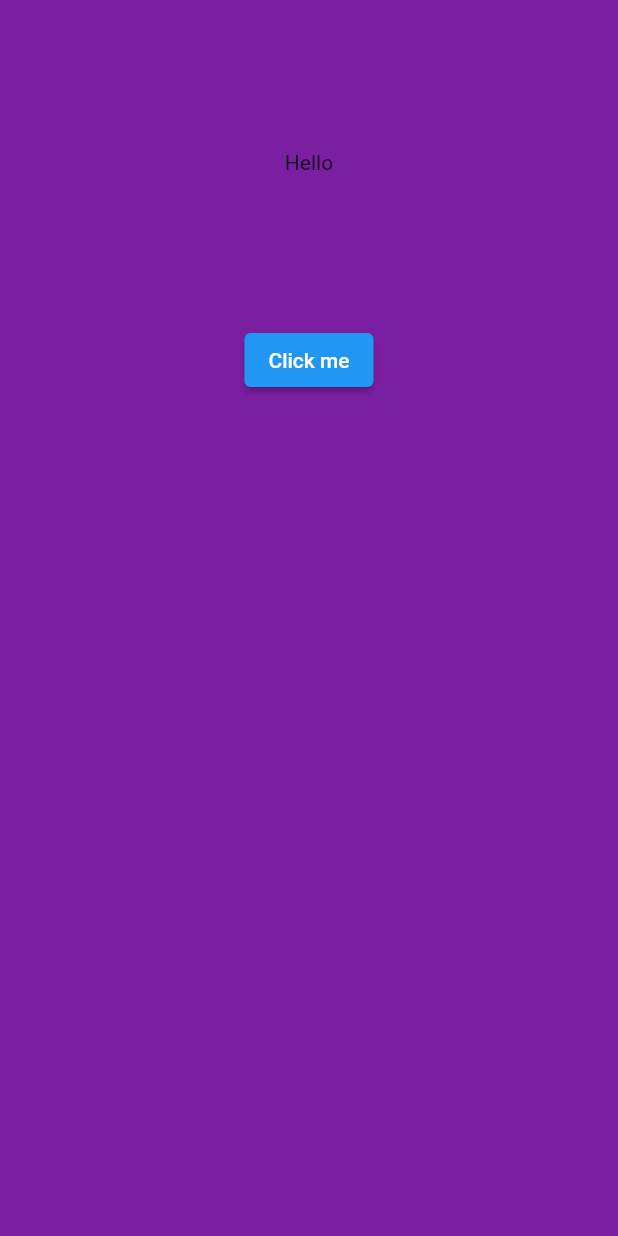
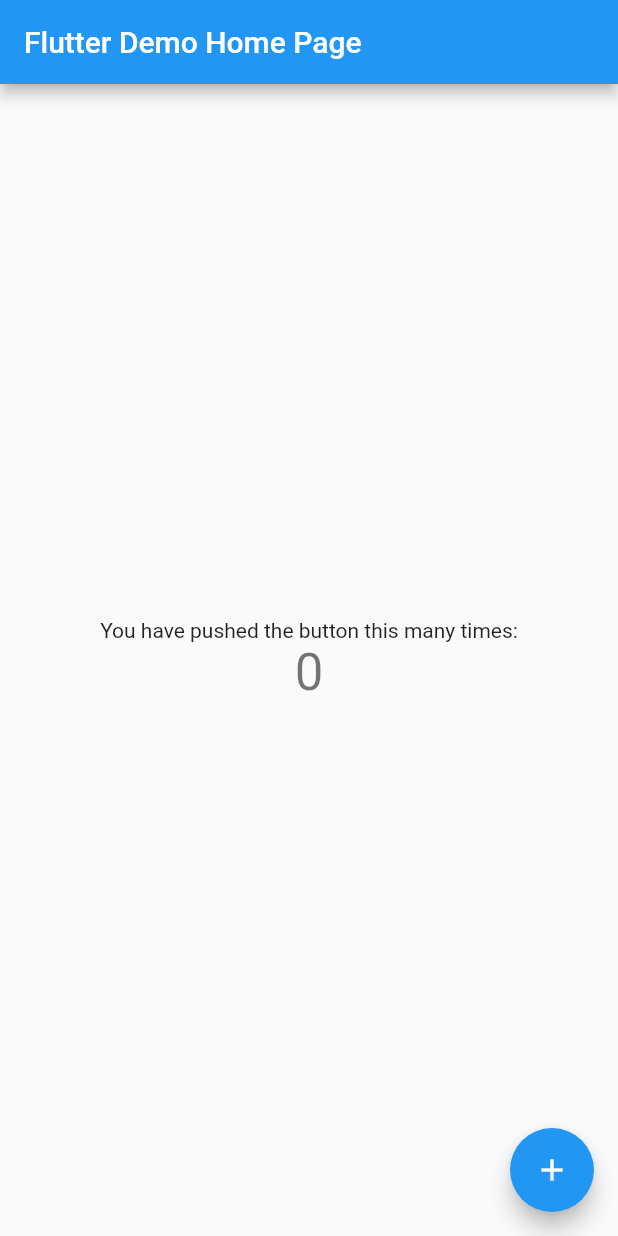
Before and after one commit to 4everflame/old, a Flutter app: the screen it shows after launch, on a phone screen of 412 x 824 dp. Run offline on Flutter 3.47's test engine with Material 2 defaults, Android fonts, the phone set to English and light mode, and no system bars; our stand-ins replace get_it, shared_preferences, sqflite, stacked; accounts and stored records are empty.

Commit message:
App architecture

```diff
--- /dev/null
+++ b/lib/counter_screen.dart
@@ -0,0 +1,44 @@
+import 'package:flutter/material.dart';
+import 'package:stacked/stacked.dart';
+import 'counter_viewmodel.dart';
+
+class CounterScreen extends StatelessWidget {
+  @override
+  Widget build(BuildContext context) {
+
+    return ViewModelBuilder<CounterViewModel>.reactive(
+      viewModelBuilder: () {
+        // this is run the first time the page is built
+        final viewModel = CounterViewModel();
+        viewModel.loadData();
+        return viewModel; //                           <-- view model
+      },
+      builder: (context, model, child) => Scaffold(
+        appBar: AppBar(
+          title: Text('Flutter Demo Home Page'),
+        ),
+        body: Center(
+          child: Column(
+            mainAxisAlignment: MainAxisAlignment.center,
+            children: <Widget>[
+              Text(
+                'You have pushed the button this many times:',
+              ),
+              Text(
+                '${model.counter}', //                           <-- view model
+                style: Theme.of(context).textTheme.headline4,
+              ),
+            ],
+          ),
+        ),
+        floatingActionButton: FloatingActionButton(
+          onPressed: () {
+            model.increment(); //                                <-- view model
+          },
+          tooltip: 'Increment',
+          child: Icon(Icons.add),
+        ),
+      ),
+    );
+  }
+}
--- /dev/null
+++ b/lib/counter_viewmodel.dart
@@ -0,0 +1,21 @@
+import 'package:flutter/foundation.dart';
+import 'service_locator.dart';
+import 'storage_service.dart';
+
+class CounterViewModel extends ChangeNotifier {
+  int _counter = 0;
+  int get counter => _counter;
+
+  StorageService _storageService = getIt<StorageService>();
+
+  Future loadData() async {
+    _counter = await _storageService.getCounterValue();
+    notifyListeners();
+  }
+
+  void increment() {
+    _counter++;
+    _storageService.saveCounterValue(_counter);
+    notifyListeners();
+  }
+}
--- a/lib/main.dart
+++ b/lib/main.dart
@@ -1,23 +1,21 @@
-import 'dart:math';
-
 import 'package:flutter/material.dart';
-import 'package:flutter_playground/home_page/home_page.dart';
+import 'counter_screen.dart';
+import 'service_locator.dart';
 
 void main() {
+  setupServiceLocator();
   runApp(MyApp());
 }
 
 class MyApp extends StatelessWidget {
-  const MyApp({
-    Key key,
-  }) : super(key: key);
-
   @override
   Widget build(BuildContext context) {
     return MaterialApp(
-      home: Scaffold(
-        body: BodyWidget(),
+      title: 'Flutter Demo',
+      theme: ThemeData(
+        primarySwatch: Colors.blue,
       ),
+      home: CounterScreen(),
     );
   }
 }
--- /dev/null
+++ b/lib/service_locator.dart
@@ -0,0 +1,11 @@
+import 'storage_service_shared_pref.dart';
+
+import 'package:get_it/get_it.dart';
+import 'storage_service.dart';
+
+final getIt = GetIt.instance;
+
+setupServiceLocator() {
+  //getIt.registerLazySingleton<StorageService>(() => StorageServiceFake());
+  getIt.registerLazySingleton<StorageService>(
+          () => StorageServiceSharedPreferences());
--- /dev/null
+++ b/lib/storage_service.dart
@@ -0,0 +1,4 @@
+abstract class StorageService {
+  Future<int> getCounterValue();
+  Future<void> saveCounterValue(int value);
+}
```
Also changed, not shown: lib/storage_database_service.dart (added, +74 -0 lines), lib/storage_service_fake.dart (added, +13 -0 lines), lib/storage_service_shared_pref.dart (added, +16 -0 lines), lib/storage_service_web.dart (added, +23 -0 lines).
